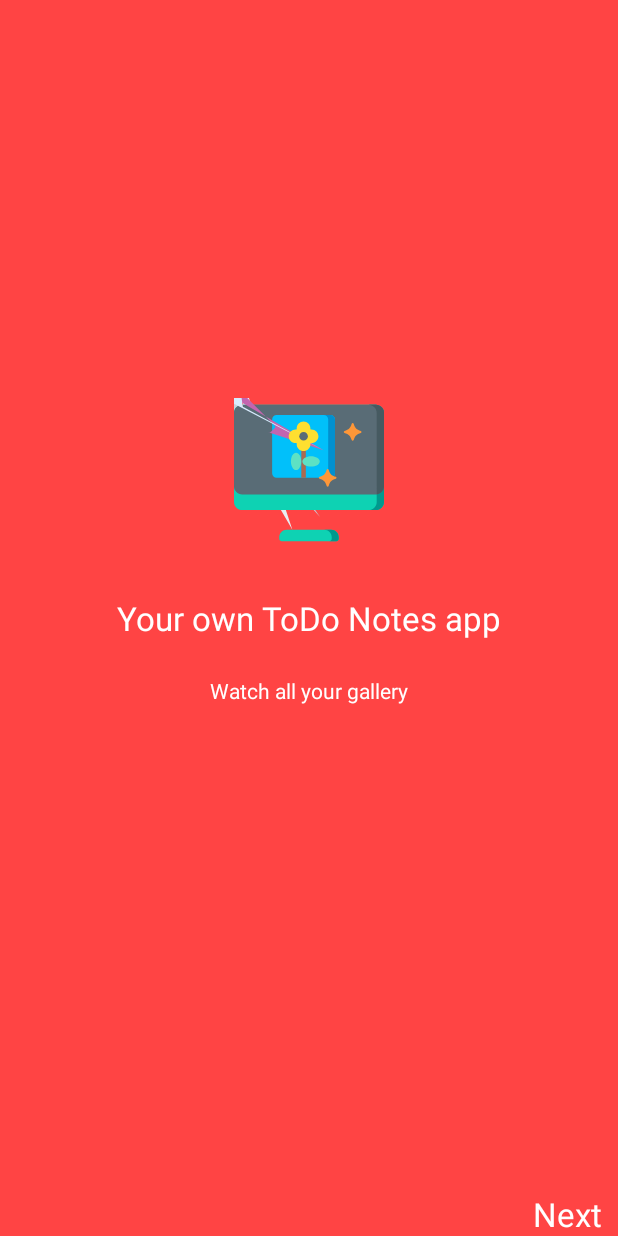
After one commit to Adityaraj1711/My-Photo-Gallery, an Android app: the layout fragment_on_boarding_one.xml on its own in the app's theme, with its tools: preview values and no code run, on a phone screen of 412 x 824 dp. The commit adds this screen. Run offline under Robolectric (Android 15) with nearby library versions, the phone set to English and light mode, and no system bars.

Commit message:
added view pager for onBoardingActivity

```diff
--- a/app/src/main/java/com/example/photoviewer/util/ImageGallery.kt
+++ b/app/src/main/java/com/example/photoviewer/util/ImageGallery.kt
@@ -11,7 +11,7 @@ object ImageGallery {
         val uri: Uri
         val cursor: Cursor?
         val column_index_data: Int
-        var column_index_folder_name: Int
+//        var column_index_folder_name: Int
         val listOfAllImage =
             ArrayList<String>()
         var absolutePathOfImage: String
--- /dev/null
+++ b/app/src/main/java/com/example/photoviewer/util/PrefConstant.kt
@@ -0,0 +1,6 @@
+package com.example.photoviewer.util
+
+object PrefConstant {
+    var SHARED_PREFERENCE_NAME = "notes_app_pref"
+    var ON_BOARDED_SUCCESSFULLY = "on_boarded_successfully"
+}
--- /dev/null
+++ b/app/src/main/res/drawable/gallery.xml
@@ -0,0 +1,65 @@
+<?xml version="1.0" encoding="utf-8"?>
+<vector xmlns:android="http://schemas.android.com/apk/res/android"
+    android:width="512dp"
+    android:height="512dp"
+    android:viewportWidth="512"
+    android:viewportHeight="512">
+
+    <path
+        android:fillColor="#e8edf2"
+        android:pathData="M199.23 449.739 28.927-67.142 24.864-11 30.822 11 28.927 67.142-55.213 11z" />
+    <path
+        android:fillColor="#c5d3dd"
+        android:pathData="M293.829 405.776-9.986-23.179h-55.686l-9.986 23.179z" />
+    <path
+        android:fillColor="#0ed2b3"
+        android:pathData="M484.061 23.124h-456.123c-15.429 0-27.938 12.508-27.938 27.938v303.596c0 15.43 12.509 27.939 27.939 27.939h456.123c15.43 0 27.939-12.509 27.939-27.939v-303.596c-0.001-15.43-12.51-27.938-27.94-27.938z" />
+    <path
+        android:fillColor="#01998d"
+        android:pathData="M484.061 23.124h-24.896c15.43 0 27.935 12.509 27.935 27.939v303.596c0 15.43-12.509 27.939-27.939 27.939h24.9c15.43 0 27.939-12.509 27.939-27.939v-303.597c0-15.43-12.509-27.938-27.939-27.938z" />
+    <path
+        android:fillColor="#596c76"
+        android:pathData="M484.061 23.124h-456.123c-15.43 0-27.938 12.508-27.938 27.938v250.262c0 15.43 12.509 27.939 27.939 27.939h456.123c15.43 0 27.939-12.508 27.939-27.939v-250.262c-0.001-15.43-12.509-27.938-27.94-27.938z" />
+    <path
+        android:fillColor="#465a61"
+        android:pathData="M510.744 42.754c-0.952-3.062-2.417-5.898-4.294-8.408-5.095-6.813-13.227-11.222-22.388-11.222h-24.896c15.427 0.004 27.935 12.511 27.935 27.939v278.033c14-1.515 24.9-13.368 24.9-27.771v-250.263c-0.001-2.893-0.441-5.683-1.257-8.308z" />
+    <path
+        android:fillColor="#0ed2b3"
+        android:pathData="M332.59 449.739h-153.18c-13.733 0-24.866 11.133-24.866 24.866v6.013c0 4.561 3.698 8.259 8.259 8.259h186.393c4.561 0 8.259-3.698 8.259-8.259v-6.013c0-13.733-11.132-24.866-24.865-24.866z" />
+    <path
+        android:fillColor="#01998d"
+        android:pathData="M331.839 449.739h-23.865c14.147 0 25.616 11.469 25.616 25.616v5.013c0 4.699-3.809 8.508-8.508 8.508h23.865c4.699 0 8.508-3.809 8.508-8.508v-5.013c0-14.147-11.468-25.616-25.616-25.616z" />
+    <path
+        android:fillColor="#01c0fa"
+        android:pathData="M130.169 73.167v183.67c0 8.534 6.918 15.453 15.453 15.453h183.67c8.534 0 15.453-6.918 15.453-15.453v-183.67c0-8.534-6.918-15.453-15.453-15.453h-183.67c-8.535 0.001 -15.453 6.919-15.453 15.453z" />
+    <path
+        android:fillColor="#0290cf"
+        android:pathData="M329.292 57.715h-23.179c8.534 0 15.453 6.919 15.453 15.453v183.67c0 8.534-6.918 15.453-15.453 15.453h23.179c8.534 0 15.453-6.918 15.453-15.453v-183.671c0-8.534-6.919-15.452-15.453-15.452z" />
+    <path
+        android:fillColor="#c365af"
+        android:pathData="M305.88 178.039 116.95 116.95c2.111 2.111 5.533 2.111 7.644 0l14.96-14.96c2.111-2.111 2.111-5.533 0-7.644l-116.95-116.95c-2.111-2.111-5.533-2.111-7.644 0l-14.96 14.96c-2.111 2.11-2.111 5.533 0 7.644z" />
+    <path
+        android:fillColor="#d8ecfe"
+        android:pathData="M305.88 178.039 30.265 30.265 22.604-22.604-30.265-30.265c-2.111-2.111-5.533-2.111-7.644 0l-14.96 14.96c-2.111 2.11-2.111 5.533 0 7.644z" />
+    <path
+        android:fillColor="#fe9738"
+        android:pathData="M432.877 119.158c-14.413 4.251-20.179 10.018-24.431 24.431-0.993 3.366-5.749 3.366-6.741 0-4.251-14.413-10.018-20.179-24.431-24.431-3.366-0.993-3.366-5.749 0-6.741 14.413-4.251 20.179-10.018 24.431-24.431 0.993 -3.366 5.749-3.366 6.741 0 4.251 14.413 10.018 20.179 24.431 24.431 3.366 0.992 3.366 5.748 0 6.741z" />
+    <path
+        android:fillColor="#fe9738"
+        android:pathData="M347.551 275.661c-14.413 4.251-20.179 10.018-24.431 24.431-0.993 3.366-5.749 3.366-6.741 0-4.251-14.413-10.018-20.179-24.431-24.431-3.366-0.993-3.366-5.749 0-6.741 14.413-4.251 20.179-10.018 24.431-24.431 0.993 -3.366 5.749-3.366 6.741 0 4.251 14.413 10.018 20.179 24.431 24.431 3.366 0.992 3.366 5.748 0 6.741z" />
+    <path
+        android:fillColor="#aa6a51"
+        android:pathData="M237.457 173.494c-4.268 0-7.726 3.459-7.726 7.726v91.069h15.453v-91.069c-0.001-4.266-3.46-7.726-7.727-7.726z" />
+    <path
+        android:fillColor="#fedf30"
+        android:pathData="M264.734 107.105c-0.816 0-1.622 0.044 -2.416 0.127 -0.911 0.096 -1.665-0.658-1.569-1.569 0.083 -0.794 0.127 -1.6 0.127 -2.416 0-12.934-10.485-23.419-23.419-23.419s-23.419 10.485-23.419 23.419c0 0.816 0.044 1.622 0.127 2.416 0.096 0.911-0.658 1.665-1.569 1.569-0.794-0.083-1.6-0.127-2.416-0.127-12.934 0-23.419 10.485-23.419 23.419s10.485 23.419 23.419 23.419c0.816 0 1.622-0.044 2.416-0.127 0.911 -0.096 1.665 0.658 1.569 1.569-0.083 0.794 -0.127 1.6-0.127 2.416 0 12.934 10.485 23.419 23.419 23.419s23.419-10.485 23.419-23.419c0-0.816-0.044-1.622-0.127-2.416-0.096-0.911 0.658 -1.665 1.569-1.569 0.794 0.083 1.6 0.127 2.416 0.127 12.934 0 23.419-10.485 23.419-23.419 0.001 -12.934-10.485-23.419-23.419-23.419z" />
+    <path
+        android:fillColor="#596c76"
+        android:pathData="M 237.457 115.787 C 245.596020358 115.787 252.194 122.384979642 252.194 130.524 C 252.194 138.663020358 245.596020358 145.261 237.457 145.261 C 229.317979642 145.261 222.72 138.663020358 222.72 130.524 C 222.72 122.384979642 229.317979642 115.787 237.457 115.787 Z" />
+    <path
+        android:fillColor="#5de1c4"
+        android:pathData="M 211.859 187.075 C 221.588048153 187.075 229.475 200.30140392 229.475 216.617 C 229.475 232.93259608 221.588048153 246.159 211.859 246.159 C 202.129951847 246.159 194.243 232.93259608 194.243 216.617 C 194.243 200.30140392 202.129951847 187.075 211.859 187.075 Z" />
+    <path
+        android:fillColor="#5de1c4"
+        android:pathData="M 263.054 199.001 C 279.36959608 199.001 292.596 206.887951847 292.596 216.617 C 292.596 226.346048153 279.36959608 234.233 263.054 234.233 C 246.73840392 234.233 233.512 226.346048153 233.512 216.617 C 233.512 206.887951847 246.73840392 199.001 263.054 199.001 Z" />
+</vector>
--- /dev/null
+++ b/app/src/main/res/layout/fragment_on_boarding_one.xml
@@ -0,0 +1,59 @@
+<?xml version="1.0" encoding="utf-8"?>
+<androidx.constraintlayout.widget.ConstraintLayout xmlns:app="http://schemas.android.com/apk/res-auto"
+    xmlns:tools="http://schemas.android.com/tools"
+    xmlns:android="http://schemas.android.com/apk/res/android"
+    android:layout_height="match_parent"
+    android:layout_width="match_parent"
+    android:background="@android:color/holo_red_light"
+    tools:context="com.example.todonotes.onBoarding.OnBoardingOneFragment">
+
+
+    <TextView
+        android:id="@+id/textViewTitle"
+        android:layout_width="wrap_content"
+        android:layout_height="wrap_content"
+        android:text="Your own ToDo Notes app"
+        android:textColor="@android:color/white"
+        android:textAppearance="@style/TextAppearance.AppCompat.Large"
+        app:layout_constraintBottom_toBottomOf="parent"
+        app:layout_constraintEnd_toEndOf="parent"
+        app:layout_constraintStart_toStartOf="parent"
+        app:layout_constraintTop_toTopOf="parent" />
+
+    <TextView
+        android:id="@+id/textViewNext"
+        android:layout_width="wrap_content"
+        android:layout_height="wrap_content"
+        android:text="Next"
+        android:textColor="@android:color/white"
+        app:layout_constraintBottom_toBottomOf="parent"
+        app:layout_constraintEnd_toEndOf="parent"
+        android:textAppearance="@style/TextAppearance.AppCompat.Large"
+        app:layout_constraintHorizontal_bias="0.97"
+        app:layout_constraintStart_toStartOf="parent" />
+
+    <ImageView
+        android:id="@+id/imageView3"
+        android:layout_width="100dp"
+        android:layout_height="100dp"
+        android:layout_marginStart="8dp"
+        android:layout_marginEnd="8dp"
+        android:layout_marginBottom="32dp"
+        android:src="@drawable/gallery"
+        android:textColor="@android:color/white"
+        app:layout_constraintBottom_toTopOf="@+id/textViewTitle"
+        app:layout_constraintEnd_toEndOf="parent"
+        app:layout_constraintStart_toStartOf="parent" />
+
+    <TextView
+        android:id="@+id/textView2"
+        android:layout_width="wrap_content"
+        android:layout_height="wrap_content"
+        android:layout_marginTop="24dp"
+        android:text="Watch all your gallery"
+        android:textColor="@android:color/white"
+        app:layout_constraintEnd_toEndOf="parent"
+        app:layout_constraintStart_toStartOf="parent"
+        app:layout_constraintTop_toBottomOf="@+id/textViewTitle" />
+
+</androidx.constraintlayout.widget.ConstraintLayout>
--- a/app/src/main/res/values/styles.xml
+++ b/app/src/main/res/values/styles.xml
@@ -14,6 +14,12 @@
         <item name="metaButtonBarStyle">?android:attr/buttonBarStyle</item>
         <item name="metaButtonBarButtonStyle">?android:attr/buttonBarButtonStyle</item>
     </style>
+    <style name="NoToolbar" parent="Theme.MaterialComponents.Light.NoActionBar">
+        <!-- Customize your theme here. -->
+        <item name="colorPrimary">@color/colorPrimary</item>
+        <item name="colorPrimaryDark">@color/colorPrimaryDark</item>
+        <item name="colorAccent">@color/colorAccent</item>
+    </style>
 
     <style name="FullscreenActionBarStyle" parent="Widget.AppCompat.ActionBar">
         <item name="android:background">@color/black_overlay</item>
```
Also changed, not shown: app/src/main/AndroidManifest.xml (+12 -6 lines), app/src/main/java/com/example/photoviewer/onBoarding/FragmentAdapter.kt (added, +24 -0 lines), app/src/main/java/com/example/photoviewer/onBoarding/OnBoardingActivity.kt (added, +58 -0 lines), app/src/main/java/com/example/photoviewer/onBoarding/OnBoardingOneFragment.kt (added, +52 -0 lines), app/src/main/java/com/example/photoviewer/onBoarding/OnBoardingTwoFragment.kt (added, +56 -0 lines), app/src/main/java/com/example/photoviewer/view/SplashActivity.kt (added, +39 -0 lines), app/src/main/res/layout/activity_on_boarding.xml (added, +13 -0 lines), app/src/main/res/layout/activity_splash.xml (added, +9 -0 lines), app/src/main/res/layout/fragment_on_boarding_two.xml (added, +76 -0 lines).
